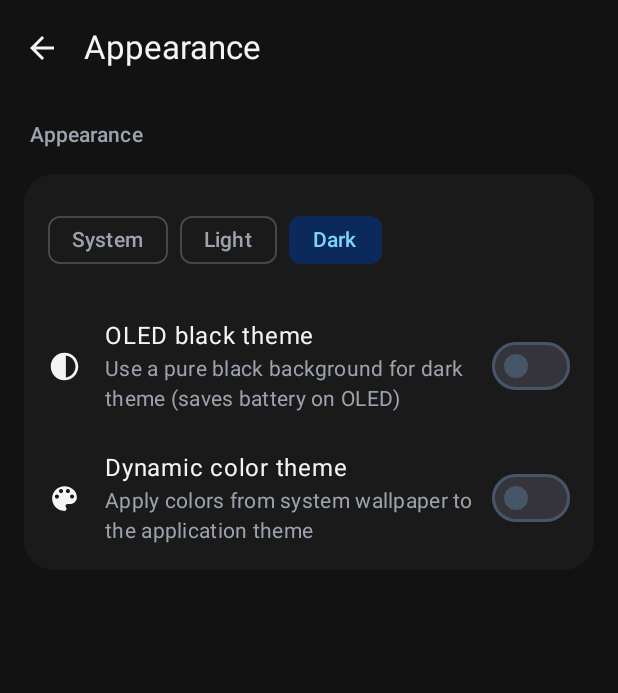
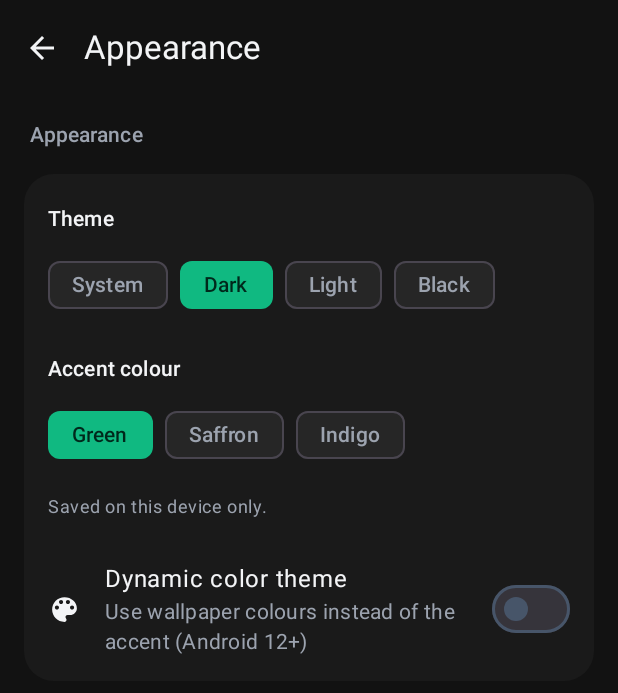
Before and after one commit to nijatva/nijatva-video-player, an Android app built with Jetpack Compose: the AppearanceScreen screen opened through its navigation route, after a tap on "Dark", on a phone screen of 412 x 824 dp. Shown: the top 693 px of the screen. Run offline under Robolectric (Android 15) with nearby library versions, the phone set to English and light mode, and no system bars; 2 other taps on this screen came first.

Commit message:
Appearance: Theme (System/Dark/Light/Black) + Accent colour (Green/Saffron/Indigo)

```diff
--- a/app/src/main/java/com/nijatva/videoplayer/MainActivity.kt
+++ b/app/src/main/java/com/nijatva/videoplayer/MainActivity.kt
@@ -5,7 +5,6 @@ import android.os.Bundle
 import androidx.activity.ComponentActivity
 import androidx.activity.compose.setContent
 import androidx.activity.enableEdgeToEdge
-import androidx.compose.foundation.isSystemInDarkTheme
 import androidx.compose.runtime.collectAsState
 import androidx.compose.runtime.getValue
 import com.nijatva.videoplayer.ui.AppNavigation
@@ -27,15 +26,10 @@ class MainActivity : ComponentActivity() {
 
         setContent {
             val settings by app.settingsRepository.settings.collectAsState()
-            val darkTheme = when (settings.themeMode) {
-                1 -> false
-                2 -> true
-                else -> isSystemInDarkTheme()
-            }
             NijatvaTheme(
-                darkTheme = darkTheme,
+                themeMode = settings.themeMode,
+                accent = settings.accent,
                 dynamicColor = settings.dynamicColor,
-                highContrastDark = settings.highContrastDark,
             ) {
                 AppNavigation(initialUri = initialUri)
             }
--- a/app/src/main/java/com/nijatva/videoplayer/data/Settings.kt
+++ b/app/src/main/java/com/nijatva/videoplayer/data/Settings.kt
@@ -6,7 +6,8 @@ import kotlinx.serialization.Serializable
 @Serializable
 data class Settings(
     // Appearance
-    val themeMode: Int = 0,              // 0 = system, 1 = light, 2 = dark
+    val themeMode: Int = 0,              // 0 = system, 1 = light, 2 = dark, 3 = black (OLED)
+    val accent: Int = 0,                 // 0 = green, 1 = saffron, 2 = indigo
     val highContrastDark: Boolean = false,
     val dynamicColor: Boolean = false,
 
--- a/app/src/main/java/com/nijatva/videoplayer/ui/settings/AppearanceScreen.kt
+++ b/app/src/main/java/com/nijatva/videoplayer/ui/settings/AppearanceScreen.kt
@@ -1,15 +1,20 @@
 package com.nijatva.videoplayer.ui.settings
 
+import androidx.compose.foundation.horizontalScroll
 import androidx.compose.foundation.layout.Arrangement
+import androidx.compose.foundation.layout.Column
 import androidx.compose.foundation.layout.Row
+import androidx.compose.foundation.layout.Spacer
 import androidx.compose.foundation.layout.fillMaxSize
+import androidx.compose.foundation.layout.height
 import androidx.compose.foundation.layout.padding
 import androidx.compose.foundation.lazy.LazyColumn
+import androidx.compose.foundation.rememberScrollState
 import androidx.compose.material.icons.Icons
 import androidx.compose.material.icons.filled.ColorLens
-import androidx.compose.material.icons.filled.Contrast
-import androidx.compose.material.icons.filled.DarkMode
 import androidx.compose.material3.FilterChip
+import androidx.compose.material3.FilterChipDefaults
+import androidx.compose.material3.MaterialTheme
 import androidx.compose.material3.Text
 import androidx.compose.runtime.Composable
 import androidx.compose.runtime.collectAsState
@@ -24,6 +29,25 @@ import com.nijatva.videoplayer.ui.components.SettingSwitch
 import com.nijatva.videoplayer.ui.components.ZScreen
 
 @Composable
+private fun Pill(
+    label: String,
+    selected: Boolean,
+    onClick: () -> Unit,
+) {
+    FilterChip(
+        selected = selected,
+        onClick = onClick,
+        label = { Text(label) },
+        colors = FilterChipDefaults.filterChipColors(
+            selectedContainerColor = MaterialTheme.colorScheme.primary,
+            selectedLabelColor = MaterialTheme.colorScheme.onPrimary,
+            containerColor = MaterialTheme.colorScheme.surfaceVariant,
+            labelColor = MaterialTheme.colorScheme.onSurfaceVariant,
+        ),
+    )
+}
+
+@Composable
 fun AppearanceScreen(onBack: () -> Unit) {
     val context = LocalContext.current
     val repo = context.app.settingsRepository
@@ -35,32 +59,48 @@ fun AppearanceScreen(onBack: () -> Unit) {
             verticalArrangement = Arrangement.spacedBy(8.dp),
         ) {
             item { SectionHeader("Appearance") }
+
             item {
                 SettingsGroup {
-                    Row(
-                        modifier = Modifier.padding(16.dp),
-                        horizontalArrangement = Arrangement.spacedBy(8.dp),
-                    ) {
-                        listOf("System", "Light", "Dark").forEachIndexed { index, label ->
-                            FilterChip(
-                                selected = settings.themeMode == index,
-                                onClick = { repo.update { it.copy(themeMode = index) } },
-                                label = { Text(label) },
-                            )
+                    Column(Modifier.padding(16.dp)) {
+                        Text("Theme", style = MaterialTheme.typography.titleSmall)
+                        Spacer(Modifier.height(10.dp))
+                        Row(
+                            modifier = Modifier.horizontalScroll(rememberScrollState()),
+                            horizontalArrangement = Arrangement.spacedBy(8.dp),
+                        ) {
+                            Pill("System", settings.themeMode == 0) { repo.update { it.copy(themeMode = 0) } }
+                            Pill("Dark", settings.themeMode == 2) { repo.update { it.copy(themeMode = 2) } }
+                            Pill("Light", settings.themeMode == 1) { repo.update { it.copy(themeMode = 1) } }
+                            Pill("Black", settings.themeMode == 3) { repo.update { it.copy(themeMode = 3) } }
                         }
+
+                        Spacer(Modifier.height(22.dp))
+
+                        Text("Accent colour", style = MaterialTheme.typography.titleSmall)
+                        Spacer(Modifier.height(10.dp))
+                        Row(
+                            modifier = Modifier.horizontalScroll(rememberScrollState()),
+                            horizontalArrangement = Arrangement.spacedBy(8.dp),
+                        ) {
+                            Pill("Green", settings.accent == 0) { repo.update { it.copy(accent = 0) } }
+                            Pill("Saffron", settings.accent == 1) { repo.update { it.copy(accent = 1) } }
+                            Pill("Indigo", settings.accent == 2) { repo.update { it.copy(accent = 2) } }
+                        }
+
+                        Spacer(Modifier.height(16.dp))
+                        Text(
+                            "Saved on this device only.",
+                            style = MaterialTheme.typography.bodySmall,
+                            color = MaterialTheme.colorScheme.onSurfaceVariant,
+                        )
                     }
-                    SettingSwitch(
-                        "OLED black theme",
-                        settings.highContrastDark,
-                        { v -> repo.update { it.copy(highContrastDark = v) } },
-                        "Use a pure black background for dark theme (saves battery on OLED)",
-                        Icons.Filled.Contrast,
-                    )
+
                     SettingSwitch(
                         "Dynamic color theme",
                         settings.dynamicColor,
                         { v -> repo.update { it.copy(dynamicColor = v) } },
-                        "Apply colors from system wallpaper to the application theme",
+                        "Use wallpaper colours instead of the accent (Android 12+)",
                         Icons.Filled.ColorLens,
                     )
                 }
--- a/app/src/main/java/com/nijatva/videoplayer/ui/theme/Theme.kt
+++ b/app/src/main/java/com/nijatva/videoplayer/ui/theme/Theme.kt
@@ -11,17 +11,61 @@ import androidx.compose.runtime.Composable
 import androidx.compose.ui.graphics.Color
 import androidx.compose.ui.platform.LocalContext
 
-/** Green + blue + white + black palette. */
-private val DarkColors = darkColorScheme(
+/** One accent family: the bits that change when the user picks Green / Saffron / Indigo. */
+private data class Accent(
+    val primary: Color,
+    val onPrimary: Color,
+    val container: Color,
+    val onContainer: Color,
+    val secondary: Color,
+    val tertiary: Color,
+    val lightPrimary: Color,
+)
+
+private val GreenAccent = Accent(
     primary = EmeraldGreen,
     onPrimary = Color(0xFF00281B),
-    primaryContainer = ForestGreen,
-    onPrimaryContainer = Color(0xFFD1FAE5),
+    container = ForestGreen,
+    onContainer = Color(0xFFD1FAE5),
     secondary = Azure,
+    tertiary = Cyan,
+    lightPrimary = Color(0xFF0E9F6E),
+)
+
+private val SaffronAccent = Accent(
+    primary = Saffron,
+    onPrimary = Color(0xFF2B1600),
+    container = SaffronDark,
+    onContainer = SaffronSoft,
+    secondary = Orange,
+    tertiary = Amber,
+    lightPrimary = SaffronDeep,
+)
+
+private val IndigoAccent = Accent(
+    primary = Indigo,
+    onPrimary = PureWhite,
+    container = IndigoDark,
+    onContainer = IndigoSoft,
+    secondary = IndigoLight,
+    tertiary = Violet,
+    lightPrimary = IndigoDeep,
+)
+
+private fun accentOf(index: Int): Accent = when (index) {
+    1 -> SaffronAccent
+    2 -> IndigoAccent
+    else -> GreenAccent
+}
+
+private fun darkScheme(a: Accent) = darkColorScheme(
+    primary = a.primary,
+    onPrimary = a.onPrimary,
+    primaryContainer = a.container,
+    onPrimaryContainer = a.onContainer,
+    secondary = a.secondary,
     onSecondary = PureWhite,
-    secondaryContainer = NavyBlue,
-    onSecondaryContainer = SkyBlue,
-    tertiary = Cyan,
+    tertiary = a.tertiary,
     onTertiary = Color(0xFF00272B),
     background = MatteBlack,
     onBackground = Color(0xFFF3F4F6),
@@ -33,32 +77,32 @@ private val DarkColors = darkColorScheme(
     error = Color(0xFFEF4444),
 )
 
-private val HighContrastDarkColors = darkColorScheme(
-    primary = MintGreen,
-    onPrimary = Color(0xFF00281B),
-    primaryContainer = ForestGreen,
-    onPrimaryContainer = Color(0xFFD1FAE5),
-    secondary = SkyBlue,
-    onSecondary = NavyBlue,
+private fun blackScheme(a: Accent) = darkColorScheme(
+    primary = a.primary,
+    onPrimary = a.onPrimary,
+    primaryContainer = a.container,
+    onPrimaryContainer = a.onContainer,
+    secondary = a.secondary,
+    onSecondary = PureWhite,
+    tertiary = a.tertiary,
     background = Color(0xFF000000),
     onBackground = PureWhite,
     surface = Color(0xFF0A0A0A),
     onSurface = PureWhite,
     surfaceVariant = Color(0xFF1C1C1C),
     onSurfaceVariant = Color(0xFFE5E7EB),
-    tertiary = Cyan,
+    outline = Color(0xFF3A3A3A),
+    error = Color(0xFFEF4444),
 )
 
-private val LightColors = lightColorScheme(
-    primary = Color(0xFF0E9F6E),
+private fun lightScheme(a: Accent) = lightColorScheme(
+    primary = a.lightPrimary,
     onPrimary = PureWhite,
-    primaryContainer = MintGreen,
-    onPrimaryContainer = ForestGreen,
-    secondary = RoyalBlue,
+    primaryContainer = a.onContainer,
+    onPrimaryContainer = a.container,
+    secondary = a.secondary,
     onSecondary = PureWhite,
-    secondaryContainer = SkyBlue,
-    onSecondaryContainer = NavyBlue,
-    tertiary = Teal,
+    tertiary = a.tertiary,
     background = PureWhite,
     onBackground = Color(0xFF0F172A),
     surface = Color(0xFFF4F7F9),
@@ -68,21 +112,36 @@ private val LightColors = lightColorScheme(
     outline = SilverGrey,
 )
 
+/**
+ * @param themeMode 0 = system, 1 = light, 2 = dark, 3 = black (pure black / OLED)
+ * @param accent    0 = green, 1 = saffron, 2 = indigo
+ */
 @Composable
 fun NijatvaTheme(
-    darkTheme: Boolean = isSystemInDarkTheme(),
+    themeMode: Int = 0,
+    accent: Int = 0,
     dynamicColor: Boolean = false,
-    highContrastDark: Boolean = false,
     content: @Composable () -> Unit,
 ) {
+    val a = accentOf(accent)
+    val systemDark = isSystemInDarkTheme()
+
     val colorScheme = when {
         dynamicColor && Build.VERSION.SDK_INT >= Build.VERSION_CODES.S -> {
             val context = LocalContext.current
-            if (darkTheme) dynamicDarkColorScheme(context) else dynamicLightColorScheme(context)
+            val dark = when (themeMode) {
+                1 -> false
+                2, 3 -> true
+                else -> systemDark
+            }
+            if (dark) dynamicDarkColorScheme(context) else dynamicLightColorScheme(context)
         }
-        darkTheme -> if (highContrastDark) HighContrastDarkColors else DarkColors
-        else -> LightColors
+        themeMode == 1 -> lightScheme(a)
+        themeMode == 3 -> blackScheme(a)
+        themeMode == 2 -> darkScheme(a)
+        else -> if (systemDark) darkScheme(a) else lightScheme(a)
     }
+
     MaterialTheme(
         colorScheme = colorScheme,
         typography = AppTypography,
```
Also changed, not shown: app/src/main/java/com/nijatva/videoplayer/ui/theme/Color.kt (+16 -0 lines).
